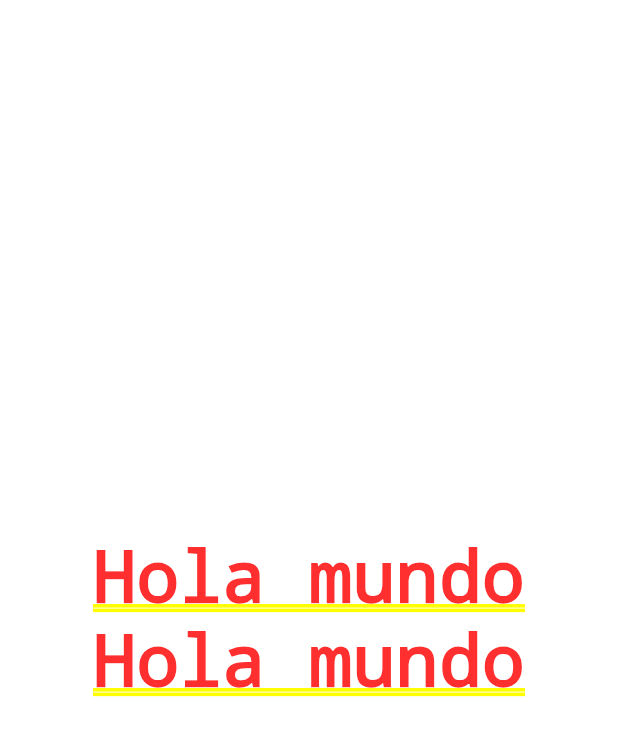
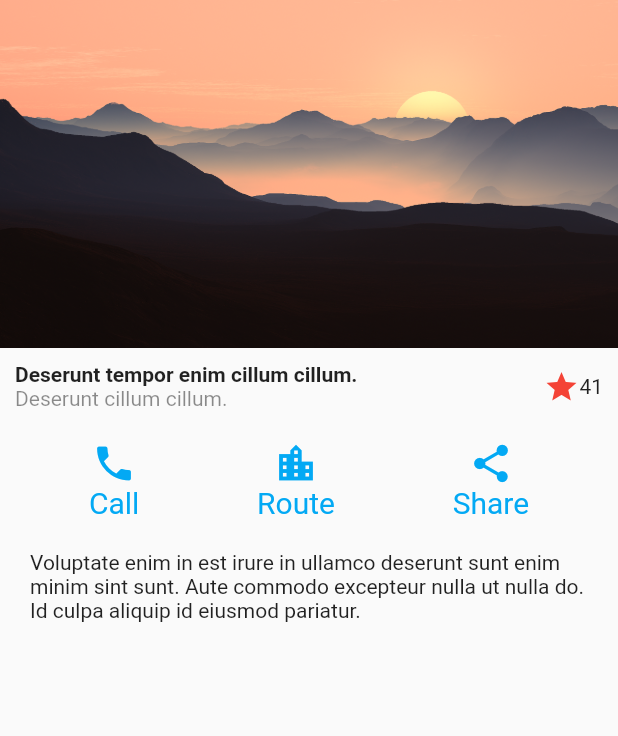
Before and after one commit to MarcosCM2000/disenos_flutter_app, a Flutter app: the screen it shows after launch, on a phone screen of 412 x 824 dp. Shown: the top 736 px of the screen. Run offline on Flutter 3.47's test engine with Material 2 defaults, Android fonts, the light colour scheme and no system bars.

Commit message:
basic design

```diff
--- a/lib/main.dart
+++ b/lib/main.dart
@@ -1,3 +1,4 @@
+import 'package:disenos_flutter_app/screens/basic_design.dart';
 import 'package:flutter/material.dart';
 
 void main() => runApp(const MyApp());
@@ -10,6 +11,8 @@ class MyApp extends StatelessWidget {
     return MaterialApp(
       debugShowCheckedModeBanner: false,
       title: 'Material app',
+      initialRoute: 'basic_design',
+      routes: {'basic_design': ((_) => const BasicDesignScreen())},
       home: Column(
         mainAxisAlignment: MainAxisAlignment.center,
         children: const [Text('Hola mundo'), Text('Hola mundo')],
--- /dev/null
+++ b/lib/screens/basic_design.dart
@@ -0,0 +1,107 @@
+import 'package:flutter/material.dart';
+
+class BasicDesignScreen extends StatelessWidget {
+  const BasicDesignScreen({Key? key}) : super(key: key);
+
+  @override
+  Widget build(BuildContext context) {
+    return Scaffold(
+      body: Column(
+        children: [
+          //  Imagen
+          const Image(image: AssetImage('assets/basic_landscape.png')),
+          //  Titulo
+          const Title(),
+          //  Button section
+          const ButtonSection(),
+          //  Description
+          Container(
+            margin: const EdgeInsets.symmetric(horizontal: 20, vertical: 10),
+            child: const Text(
+                'Voluptate enim in est irure in ullamco deserunt sunt enim minim sint sunt. Aute commodo excepteur nulla ut nulla do. Id culpa aliquip id eiusmod pariatur.'),
+          )
+        ],
+      ),
+    );
+  }
+}
+
+class Title extends StatelessWidget {
+  const Title({
+    Key? key,
+  }) : super(key: key);
+
+  @override
+  Widget build(BuildContext context) {
+    return Container(
+      margin: const EdgeInsets.symmetric(horizontal: 10, vertical: 10),
+      child: Row(children: [
+        Column(
+          crossAxisAlignment: CrossAxisAlignment.start,
+          children: const [
+            Text(
+              'Deserunt tempor enim cillum cillum.',
+              style: TextStyle(fontWeight: FontWeight.bold),
+            ),
+            Text(
+              'Deserunt cillum cillum.',
+              style: TextStyle(color: Colors.black45),
+            )
+          ],
+        ),
+        Expanded(child: Container()),
+        const Icon(Icons.star, color: Colors.red),
+        const Text('41')
+      ]),
+    );
+  }
+}
+
+class ButtonSection extends StatelessWidget {
+  const ButtonSection({
+    Key? key,
+  }) : super(key: key);
+
+  @override
+  Widget build(BuildContext context) {
+    return Container(
+      margin: const EdgeInsets.symmetric(horizontal: 20, vertical: 10),
+      child: Row(
+        mainAxisAlignment: MainAxisAlignment.spaceAround,
+        children: const [
+          //  Call
+          CustomButton(icon: Icons.phone, text: 'Call'),
+          //  Route
+          CustomButton(icon: Icons.location_city, text: 'Route'),
+          //  Share
+          CustomButton(icon: Icons.share, text: 'Share'),
+        ],
+      ),
+    );
+  }
+}
+
+class CustomButton extends StatelessWidget {
+  const CustomButton({Key? key, required this.icon, required this.text})
+      : super(key: key);
+
+  final IconData icon;
+  final String text;
+
+  @override
+  Widget build(BuildContext context) {
+    return Column(
+      children: [
+        Icon(
+          icon,
+          color: Colors.lightBlue,
+          size: 30,
+        ),
+        Text(
+          text,
+          style: const TextStyle(fontSize: 20, color: Colors.lightBlue),
+        )
+      ],
+    );
+  }
+}
--- a/pubspec.yaml
+++ b/pubspec.yaml
@@ -60,7 +60,8 @@ flutter:
   uses-material-design: true
 
   # To add assets to your application, add an assets section, like this:
-  # assets:
+  assets:
+    - assets/
   #   - images/a_dot_burr.jpeg
   #   - images/a_dot_ham.jpeg
 
```
Also changed, not shown: assets/basic_landscape.png (added).
